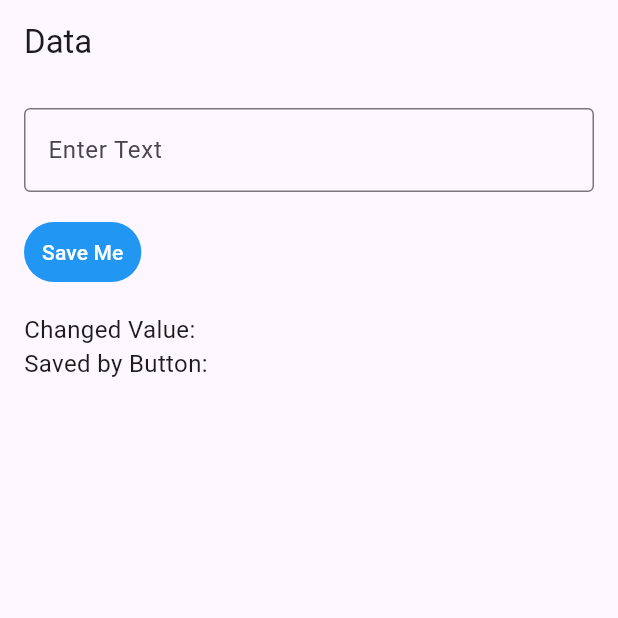
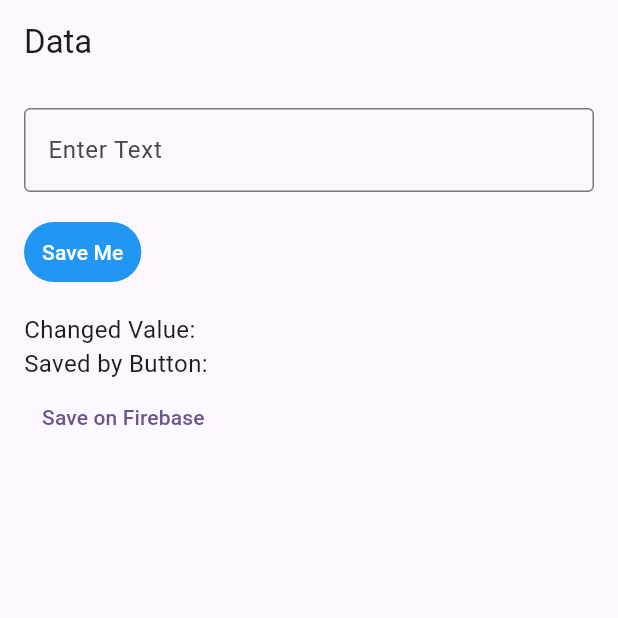
Before and after one commit to SahadRushdi/thogakade_mobile_app_firebase, a Flutter app: the screen it shows after launch, on a phone screen of 412 x 824 dp, the top half of it. Run offline on Flutter 3.47's test engine with Material 3 defaults, Android fonts, the phone set to English and light mode, and no system bars; our stand-ins replace firebase_core, firebase_database; accounts and stored records are empty.

Commit message:
Made Data to get Stored on Firebase.

```diff
--- a/lib/screens/homepage.dart
+++ b/lib/screens/homepage.dart
@@ -1,3 +1,4 @@
+import 'package:firebase_database/firebase_database.dart';
 import 'package:flutter/material.dart';
 
 class HomePage extends StatefulWidget {
@@ -11,6 +12,15 @@ class _HomePageState extends State<HomePage> {
   final TextEditingController _controller = TextEditingController();
   String saveText = "";
   String savedByButton = "";
+
+  late DatabaseReference db;
+
+  @override
+  void initState() {
+    super.initState();
+
+    db = FirebaseDatabase.instance.ref().child("data");
+  }
 
   @override
   Widget build(BuildContext context) {
@@ -52,6 +62,16 @@ class _HomePageState extends State<HomePage> {
               "Saved by Button: $savedByButton",
               style: const TextStyle(fontSize: 16),
             ),
+
+            TextButton(onPressed: ()=> {
+              setState(() {
+                Map<String, String> data = {
+                  'value': saveText,
+                  'valueSaved': savedByButton
+            };
+                db.push().set(data);
+              })
+            }, child: const Text("Save on Firebase")),
           ],
         ),
       ),
```
Also changed, not shown: lib/firebase_options.dart.
